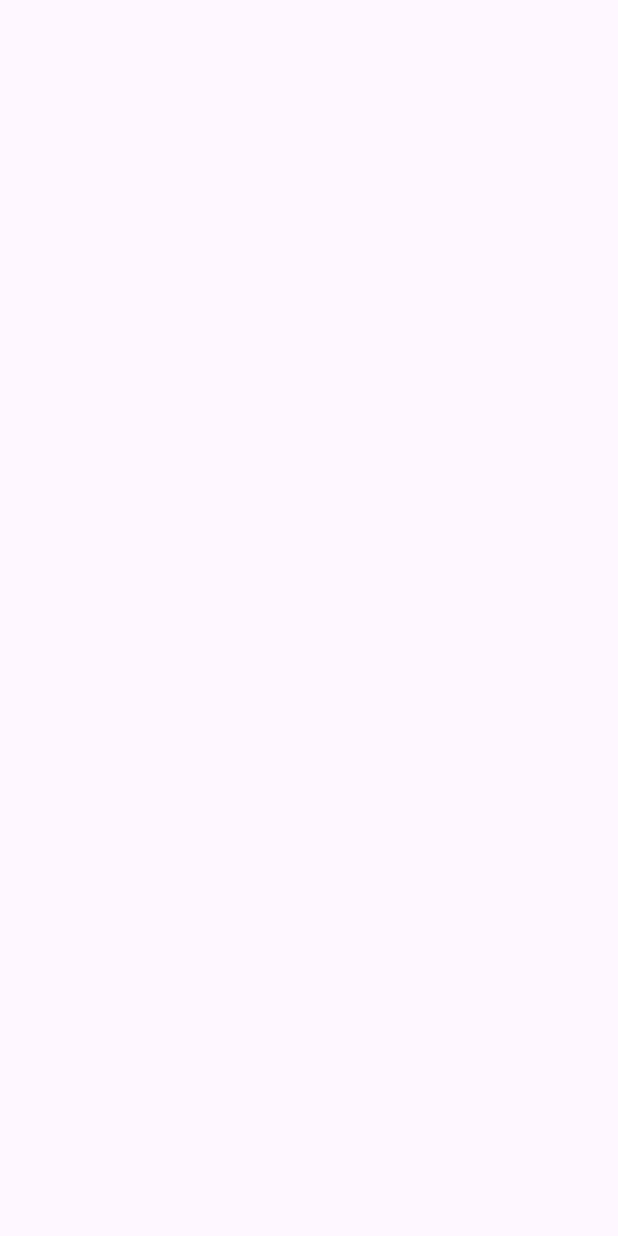
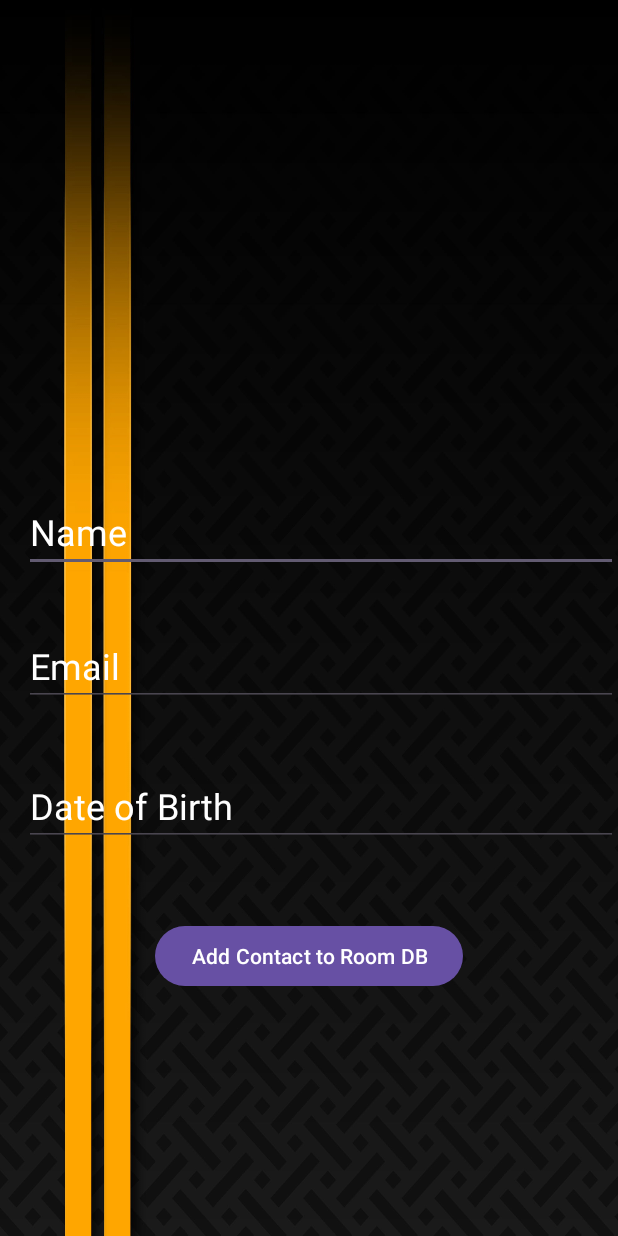
Before and after one commit to Siddhesh21-coder/Contacts_Manager, an Android app: the AddNewContactActivity screen opened directly, with no data from a screen before it, on a phone screen of 412 x 824 dp. Before the commit the screen is empty. Run offline under Robolectric (Android 15) with nearby library versions, the light colour scheme and no system bars; our stand-ins replace Room's generated code, data binding.

Commit message:
Updated COdes

```diff
--- a/app/src/main/java/com/codersarena/contactsmanager/AddNewContactActivity.java
+++ b/app/src/main/java/com/codersarena/contactsmanager/AddNewContactActivity.java
@@ -1,14 +1,31 @@
 package com.codersarena.contactsmanager;
 
 import androidx.appcompat.app.AppCompatActivity;
+import androidx.databinding.DataBindingUtil;
+import androidx.lifecycle.ViewModelProvider;
 
 import android.os.Bundle;
+import android.view.View;
+
+import com.codersarena.contactsmanager.databinding.ActivityAddNewContactBinding;
 
 public class AddNewContactActivity extends AppCompatActivity {
+    private ActivityAddNewContactBinding addNewContactBinding;
+    private AddNewContactClickHandler clickHandler;
+    private Contacts contacts;
 
     @Override
     protected void onCreate(Bundle savedInstanceState) {
         super.onCreate(savedInstanceState);
         setContentView(R.layout.activity_add_new_contact);
+        contacts = new Contacts();
+        addNewContactBinding = DataBindingUtil.setContentView(this,
+                R.layout.activity_add_new_contact
+                );
+        MyViewModel myViewModel = new ViewModelProvider(this).get(MyViewModel.class);
+        clickHandler = new AddNewContactClickHandler(contacts,
+                this,myViewModel);
+        addNewContactBinding.setContact(contacts);
+        addNewContactBinding.setClickHandler(clickHandler);
     }
 }
--- /dev/null
+++ b/app/src/main/java/com/codersarena/contactsmanager/AddNewContactClickHandler.java
@@ -0,0 +1,40 @@
+package com.codersarena.contactsmanager;
+
+import android.content.Context;
+import android.content.Intent;
+import android.view.View;
+import android.widget.Toast;
+
+import androidx.room.Index;
+
+public class AddNewContactClickHandler {
+    Contacts contacts;
+    Context context;
+    MyViewModel myViewModel;
+
+    public AddNewContactClickHandler(Contacts contacts, Context context,MyViewModel myViewModel) {
+        this.contacts = contacts;
+        this.context = context;
+        this.myViewModel = myViewModel;
+    }
+
+    public void onSubmitBtnClicked(View view) {
+        if (contacts.getName()==null || contacts.getEmail()==null || contacts.getDob()==null)
+        {
+            Toast.makeText(context, "Data fields cannot be null", Toast.LENGTH_SHORT).show();
+        }
+        else {
+            Intent i =new Intent(context,MainActivity.class);
+            i.putExtra("Name",contacts.getName());
+            i.putExtra("Email",contacts.getEmail());
+            i.putExtra("Dob",contacts.getDob());
+            Contacts c = new Contacts(
+                    contacts.getName(),
+                    contacts.getEmail(),
+                    contacts.getDob()
+            );
+            myViewModel.addNewContact(c);
+            context.startActivity(i);
+        }
+    }
+}
--- a/app/src/main/res/layout/activity_add_new_contact.xml
+++ b/app/src/main/res/layout/activity_add_new_contact.xml
@@ -1,9 +1,85 @@
 <?xml version="1.0" encoding="utf-8"?>
-<androidx.constraintlayout.widget.ConstraintLayout xmlns:android="http://schemas.android.com/apk/res/android"
+
+<layout
+    xmlns:android="http://schemas.android.com/apk/res/android"
     xmlns:app="http://schemas.android.com/apk/res-auto"
     xmlns:tools="http://schemas.android.com/tools"
-    android:layout_width="match_parent"
-    android:layout_height="match_parent"
-    tools:context=".AddNewContactActivity">
+    >
+    <data>
+        <variable
+            name="contact"
+            type="com.codersarena.contactsmanager.Contacts" />
+        <variable
+            name="clickHandler"
+            type="com.codersarena.contactsmanager.AddNewContactClickHandler" />
+    </data>
 
-</androidx.constraintlayout.widget.ConstraintLayout>
+    <androidx.constraintlayout.widget.ConstraintLayout
+
+        android:layout_width="match_parent"
+        android:layout_height="match_parent"
+        tools:context=".AddNewContactActivity"
+        android:background="@drawable/background"
+        >
+
+        <EditText
+            android:text="@={contact.name}"
+            android:layout_marginLeft="16dp"
+            android:textColor="@color/white"
+            android:textColorHint="@color/white"
+            android:id="@+id/editText1"
+            android:layout_width="0dp"
+            android:layout_height="wrap_content"
+            android:layout_marginTop="328dp"
+            android:hint="Name"
+            android:textSize="24sp"
+            app:layout_constraintEnd_toEndOf="parent"
+            app:layout_constraintStart_toStartOf="parent"
+            app:layout_constraintTop_toTopOf="parent" />
+
+        <EditText
+            android:text="@={contact.email}"
+            android:layout_marginLeft="16dp"
+            android:textColor="@color/white"
+            android:textColorHint="@color/white"
+            android:id="@+id/editText2"
+            android:layout_width="match_parent"
+            android:layout_height="wrap_content"
+            android:layout_marginTop="36dp"
+            android:textSize="24sp"
+            android:hint="Email"
+            app:layout_constraintEnd_toEndOf="parent"
+            app:layout_constraintHorizontal_bias="1.0"
+            app:layout_constraintStart_toStartOf="parent"
+            app:layout_constraintTop_toBottomOf="@+id/editText1" />
+
+        <EditText
+            android:text="@={contact.dob}"
+            android:layout_marginLeft="16dp"
+            android:textColor="@color/white"
+            android:textColorHint="@color/white"
+            android:id="@+id/editText3"
+            android:layout_width="match_parent"
+            android:layout_height="wrap_content"
+            android:layout_marginTop="40dp"
+            android:textSize="24sp"
+            android:hint="Date of Birth"
+            app:layout_constraintEnd_toEndOf="parent"
+            app:layout_constraintHorizontal_bias="0.0"
+            app:layout_constraintStart_toStartOf="parent"
+            app:layout_constraintTop_toBottomOf="@+id/editText2" />
+
+        <Button
+            android:onClick="@{clickHandler::onSubmitBtnClicked}"
+            android:id="@+id/button"
+            android:layout_width="wrap_content"
+            android:layout_height="wrap_content"
+            android:layout_marginTop="49dp"
+            android:text="Add Contact to Room DB"
+            app:layout_constraintEnd_toEndOf="parent"
+            app:layout_constraintStart_toStartOf="parent"
+            app:layout_constraintTop_toBottomOf="@+id/editText3" />
+
+
+    </androidx.constraintlayout.widget.ConstraintLayout>
+</layout>
```
Also changed, not shown: app/src/main/res/drawable/background.jpg (added).
